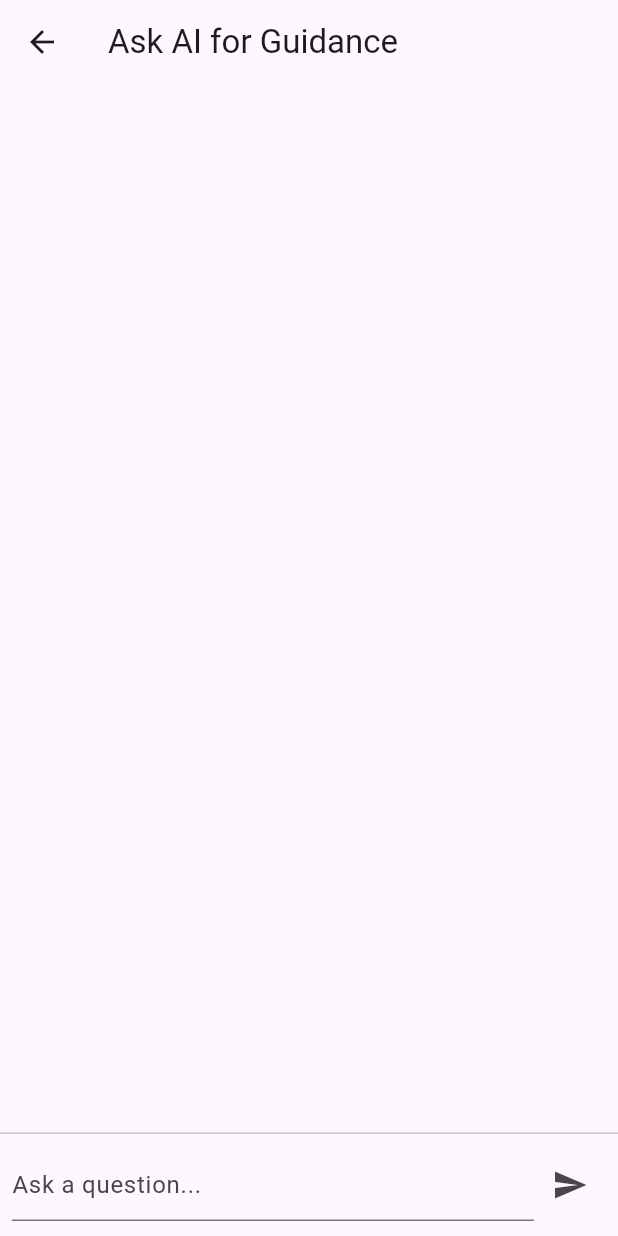
After one commit to swangai7178/futureme, a Flutter app: the screen it shows after launch, after a tap on the "info outline" icon, on a phone screen of 412 x 824 dp. The commit adds this screen. Run offline on Flutter 3.47's test engine with Material 3 defaults, Android fonts, the phone set to English and light mode, and no system bars.

Commit message:
update on ui

```diff
--- /dev/null
+++ b/lib/chatwithai.dart
@@ -0,0 +1,114 @@
+import 'package:flutter/material.dart';
+import 'package:http/http.dart' as http;
+import 'dart:convert';
+
+class AiAssistantScreen extends StatefulWidget {
+  const AiAssistantScreen({super.key});
+
+  @override
+  _AiAssistantScreenState createState() => _AiAssistantScreenState();
+}
+
+class _AiAssistantScreenState extends State<AiAssistantScreen> {
+  final List<Map<String, String>> messages = []; // {'role': 'user/ai', 'text': ...}
+  final TextEditingController _controller = TextEditingController();
+  bool loading = false;
+
+  Future<void> sendMessage(String prompt) async {
+    setState(() {
+      messages.add({'role': 'user', 'text': prompt});
+      loading = true;
+    });
+
+    try {
+      final response = await http.post(
+        Uri.parse('http://127.0.0.1:64100/api/generate'),
+        headers: {'Content-Type': 'application/json'},
+        body: jsonEncode({
+          "model": "qwen:7b", // change this based on model
+          "prompt": prompt,
+          "stream": false
+        }),
+      );
+
+      final data = jsonDecode(response.body);
+      setState(() {
+        messages.add({'role': 'ai', 'text': data['response'] ?? 'No response.'});
+        loading = false;
+      });
+    } catch (e) {
+      setState(() {
+        messages.add({'role': 'ai', 'text': '⚠️ Error: $e'});
+        loading = false;
+      });
+    }
+  }
+
+  @override
+  Widget build(BuildContext context) {
+    return Scaffold(
+      appBar: AppBar(title: const Text("Ask AI for Guidance")),
+      body: Column(
+        children: [
+          Expanded(
+            child: ListView.builder(
+              padding: const EdgeInsets.all(12),
+              itemCount: messages.length,
+              itemBuilder: (context, index) {
+                final msg = messages[index];
+                final isUser = msg['role'] == 'user';
+                return Align(
+                  alignment: isUser ? Alignment.centerRight : Alignment.centerLeft,
+                  child: Container(
+                    margin: const EdgeInsets.symmetric(vertical: 4),
+                    padding: const EdgeInsets.all(12),
+                    decoration: BoxDecoration(
+                      color: isUser ? Colors.blue[100] : Colors.grey[200],
+                      borderRadius: BorderRadius.circular(12),
+                    ),
+                    child: Text(msg['text'] ?? ''),
+                  ),
+                );
+              },
+            ),
+          ),
+          if (loading)
+            const Padding(
+              padding: EdgeInsets.all(8),
+              child: CircularProgressIndicator(),
+            ),
+          const Divider(height: 1),
+          Padding(
+            padding: const EdgeInsets.symmetric(horizontal: 8, vertical: 10),
+            child: Row(
+              children: [
+                Expanded(
+                  child: TextField(
+                    controller: _controller,
+                    decoration: const InputDecoration(hintText: "Ask a question..."),
+                    onSubmitted: (text) {
+                      if (text.trim().isNotEmpty) {
+                        sendMessage(text.trim());
+                        _controller.clear();
+                      }
+                    },
+                  ),
+                ),
+                IconButton(
+                  icon: const Icon(Icons.send),
+                  onPressed: () {
+                    final text = _controller.text.trim();
+                    if (text.isNotEmpty) {
+                      sendMessage(text);
+                      _controller.clear();
+                    }
+                  },
+                ),
+              ],
+            ),
+          )
+        ],
+      ),
+    );
+  }
+}
--- a/lib/main.dart
+++ b/lib/main.dart
@@ -1,4 +1,5 @@
 import 'package:flutter/material.dart';
+import 'package:futureme/chatwithai.dart';
 import 'package:futureme/lifechoicecard.dart';
 
 
@@ -11,8 +12,22 @@ class MyApp extends StatelessWidget {
   Widget build(BuildContext context) {
    return MaterialApp(
   title: 'Decision Tree',
-      home: Scaffold(
-        appBar: AppBar(title: Text('Life Choices Tree')),
+  home: Builder(
+    builder: (context) => Scaffold(
+      appBar: AppBar(
+        title: Text('Life Choices Tree'),
+        actions: [
+          IconButton(
+            icon: Icon(Icons.info_outline),
+            onPressed: () {
+              Navigator.push(
+                context,
+                MaterialPageRoute(builder: (context) => AiAssistantScreen()),
+              );
+            },
+          ),
+        ],
+      ),
       body: SingleChildScrollView(
         scrollDirection: Axis.horizontal,
         child: Container(
@@ -23,7 +38,9 @@ class MyApp extends StatelessWidget {
         ),
       ),
     ),
+  ),
 );
+
   }
 }
 class NodeData {
--- a/pubspec.yaml
+++ b/pubspec.yaml
@@ -34,6 +34,7 @@ dependencies:
   # The following adds the Cupertino Icons font to your application.
   # Use with the CupertinoIcons class for iOS style icons.
   cupertino_icons: ^1.0.8
+  http: ^1.4.0
 
 dev_dependencies:
   flutter_test:
```
Also changed, not shown: lib/service/qwenservice.dart (added, +21 -0 lines), pubspec.lock. Lines whose indentation alone changed are shown as unchanged.
